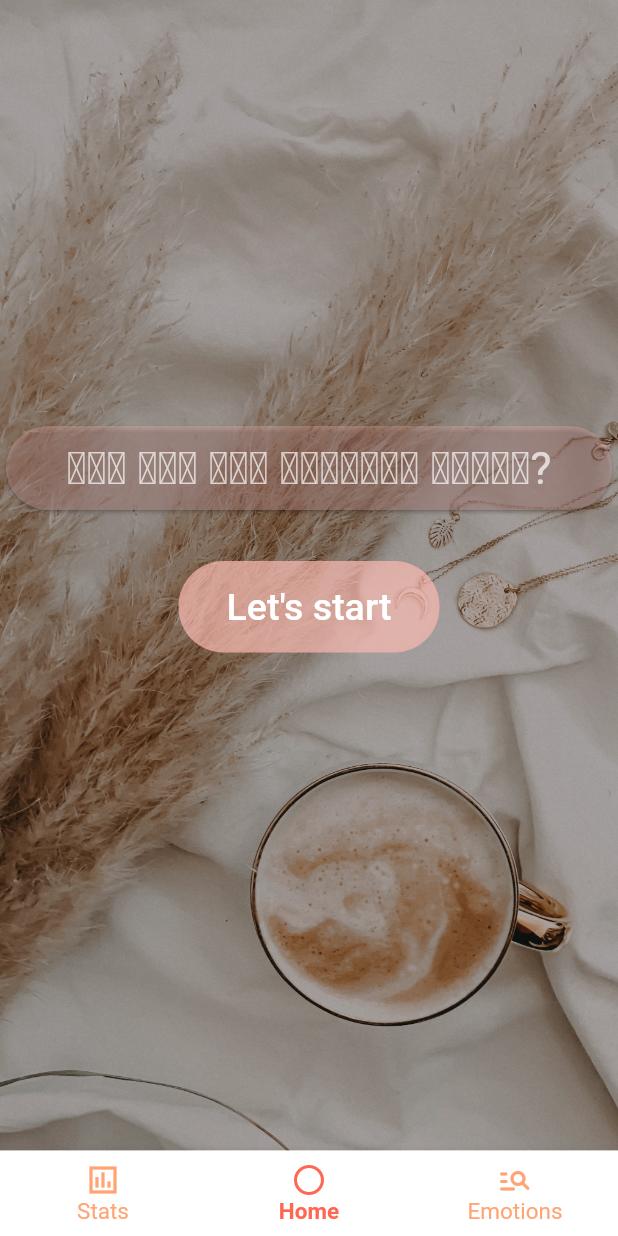
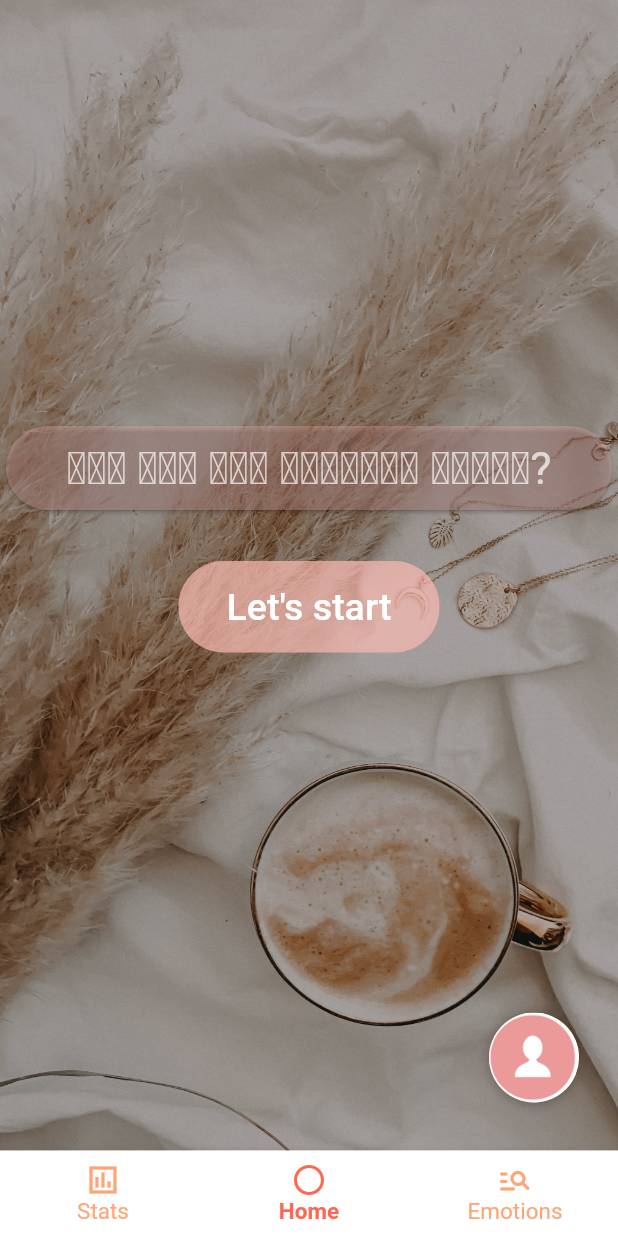
Before and after one commit to prelipceancristian/FE-TrackingEmotions, a Flutter app: the screen it shows after launch, item 2 of the bottom bar chosen, on a phone screen of 412 x 824 dp. Run offline on Flutter 3.47's test engine with Material 2 defaults, Android fonts, the phone set to English and light mode, and no system bars; our stand-ins replace chat_bubbles, flutter_secure_storage, google_sign_in; missing offline and left inert: flutter_facebook_auth.

Commit message:
Added user details page (#20)

```diff
--- a/tracking_emotions/lib/utils/services/authentication-services/default-authentication-service.dart
+++ b/tracking_emotions/lib/utils/services/authentication-services/default-authentication-service.dart
@@ -60,7 +60,7 @@ class DefaultAuthenticationService implements AuthenticationServiceInterface {
 
   @override
   String getName() {
-    return this._userData.FirstName;
+    return this._userData.Username;
   }
 
   @override
--- a/tracking_emotions/lib/widgets/homepage/HomeScreen.dart
+++ b/tracking_emotions/lib/widgets/homepage/HomeScreen.dart
@@ -1,6 +1,7 @@
 import 'package:flutter/cupertino.dart';
 import 'package:flutter/material.dart';
 import 'package:tracking_emotions/widgets/dialogs/pop-up-question.dart';
+import 'package:tracking_emotions/widgets/user-details/user-details-page.dart';
 
 class HomeScreen extends StatelessWidget {
   @override
@@ -75,6 +76,35 @@ class HomeScreen extends StatelessWidget {
                               ),
                             ))),
                   ),
+                  GestureDetector(
+                    onTap: () => {
+                      Navigator.push(
+                          context,
+                          MaterialPageRoute(
+                              builder: (context) => UserDetailsPage()))
+                    },
+                    child: Container(
+                      margin: const EdgeInsets.only(top: 215.0, left: 300.0),
+                      height: 60.0,
+                      width: 60.0,
+                      decoration: BoxDecoration(
+                        shape: BoxShape.circle,
+                        color: Color.fromRGBO(238, 161, 119, 1.0),
+                        boxShadow: [
+                          BoxShadow(
+                            color: Colors.black26,
+                            offset: Offset(0, 2),
+                            blurRadius: 6.0,
+                          ),
+                        ],
+                        image: DecorationImage(
+                          image: AssetImage(
+                            'assets/icons/user_page.jpg',
+                          ),
+                        ),
+                      ),
+                    ),
+                  ),
                 ])),
               ],
             )));
--- a/tracking_emotions/pubspec.yaml
+++ b/tracking_emotions/pubspec.yaml
@@ -53,6 +53,7 @@ flutter:
   assets:
     - assets/icons/facebook.jpg
     - assets/icons/google.jpg
+    - assets/icons/user_page.jpg
     - assets/icons/coffee.jpg
     - assets/icons/cardPatrick.jpg
     - assets/icons/card2.jpg
```
Also changed, not shown: tracking_emotions/lib/widgets/user-details/user-details-page.dart (added, +112 -0 lines), tracking_emotions/assets/icons/user_page.jpg (added).
